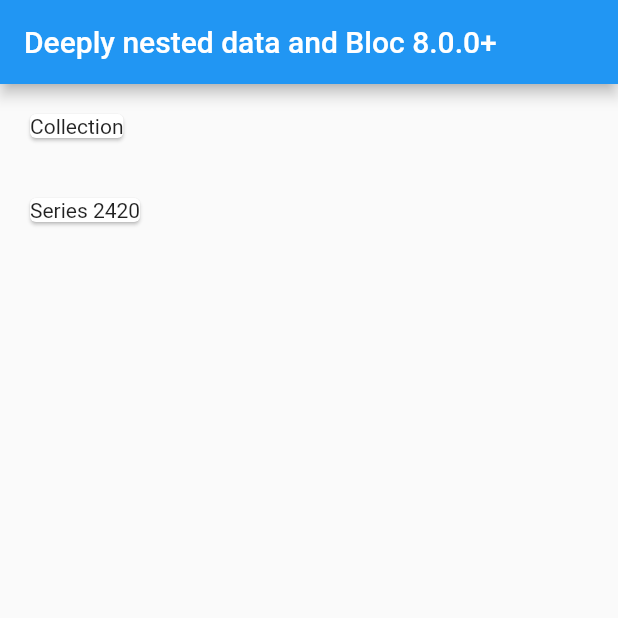
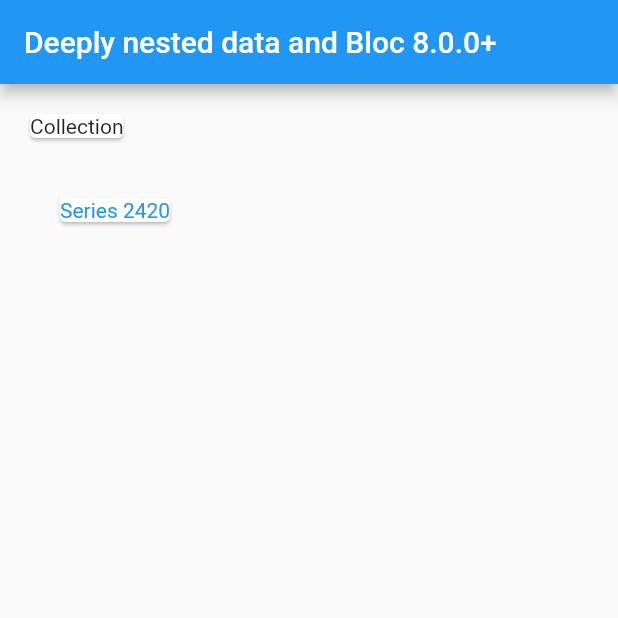
Before and after one commit to Goosebay111/deeply_nested_objects, a Flutter app: the screen it shows after launch, after a tap on "Collection", on a phone screen of 412 x 824 dp, the top half of it. Run offline on Flutter 3.47's test engine with Material 2 defaults, Android fonts, the light colour scheme and no system bars; our stand-ins replace equatable, flutter_bloc.

Commit message:
added color and spacing

```diff
--- a/lib/main.dart
+++ b/lib/main.dart
@@ -1,4 +1,4 @@
-import 'package:deeply_nested_objects/bloc/add_collection_logic.dart';
+ import 'package:deeply_nested_objects/bloc/add_collection_logic.dart';
 import 'package:deeply_nested_objects/bloc/collection_bloc.dart';
 import 'package:deeply_nested_objects/bloc/collection_state.dart';
 import 'package:flutter/material.dart';
@@ -35,10 +35,15 @@ class MyHomePage extends StatelessWidget {
             itemCount: state.getAllNodes(state).length,
             itemBuilder: (context, index) {
               var nodes = state.getAllNodes(state)[index];
-              return ListTile(
-                onTap: () => addToCollection(nodes.showType, index, context),
-                leading: Card(
-                  child: Text(nodes.name),
+              Color textColor = getColor(nodes);
+              double distance = getPaddingDistance(nodes);
+              return Padding(
+                padding: EdgeInsets.only(left: distance),
+                child: ListTile(
+                  onTap: () => addToCollection(nodes.showType, index, context),
+                  leading: Card(
+                    child: Text(nodes.name, style: TextStyle(color: textColor)),
+                  ),
                 ),
               );
             },
@@ -47,4 +52,26 @@ class MyHomePage extends StatelessWidget {
       },
     );
   }
+
+  double getPaddingDistance(CollectionState nodes) {
+    double distance = nodes.showType == ShowType.collection
+        ? 0.0
+        : nodes.showType == ShowType.series
+            ? 20
+            : nodes.showType == ShowType.season
+                ? 40
+                : 60;
+    return distance;
+  }
+
+  Color getColor(CollectionState nodes) {
+    Color textColor = nodes.showType == ShowType.collection
+        ? Colors.black87
+        : nodes.showType == ShowType.series
+            ? Colors.blue
+            : nodes.showType == ShowType.season
+                ? Colors.orange
+                : Colors.green;
+    return textColor;
+  }
 }
```
Also changed, not shown: pubspec.lock.
